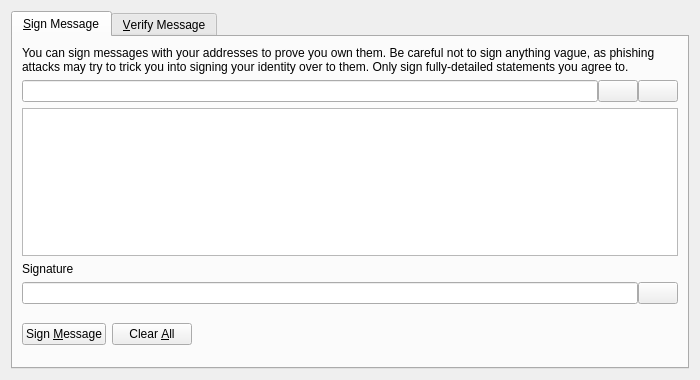
The window that src/qt/forms/signverifymessagedialog.ui (bityecoin/coinyecoin) describes before a commit, drawn with Qt 5.
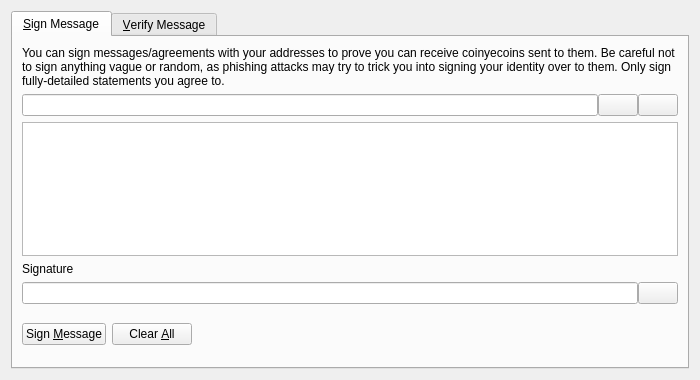
The same window after the commit. Icons and pictures are not drawn. Custom widgets are drawn as their Qt base class.

Patch:
```diff
--- a/src/qt/forms/signverifymessagedialog.ui
+++ b/src/qt/forms/signverifymessagedialog.ui
@@ -30,7 +30,7 @@
        <item>
         <widget class="QLabel" name="infoLabel_SM">
          <property name="text">
-          <string>You can sign messages with your addresses to prove you own them. Be careful not to sign anything vague, as phishing attacks may try to trick you into signing your identity over to them. Only sign fully-detailed statements you agree to.</string>
+          <string>You can sign messages/agreements with your addresses to prove you can receive coinyecoins sent to them. Be careful not to sign anything vague or random, as phishing attacks may try to trick you into signing your identity over to them. Only sign fully-detailed statements you agree to.</string>
          </property>
          <property name="textFormat">
           <enum>Qt::PlainText</enum>
```
Left out of the diff: 20 changed lines with no effect on the pictures.
